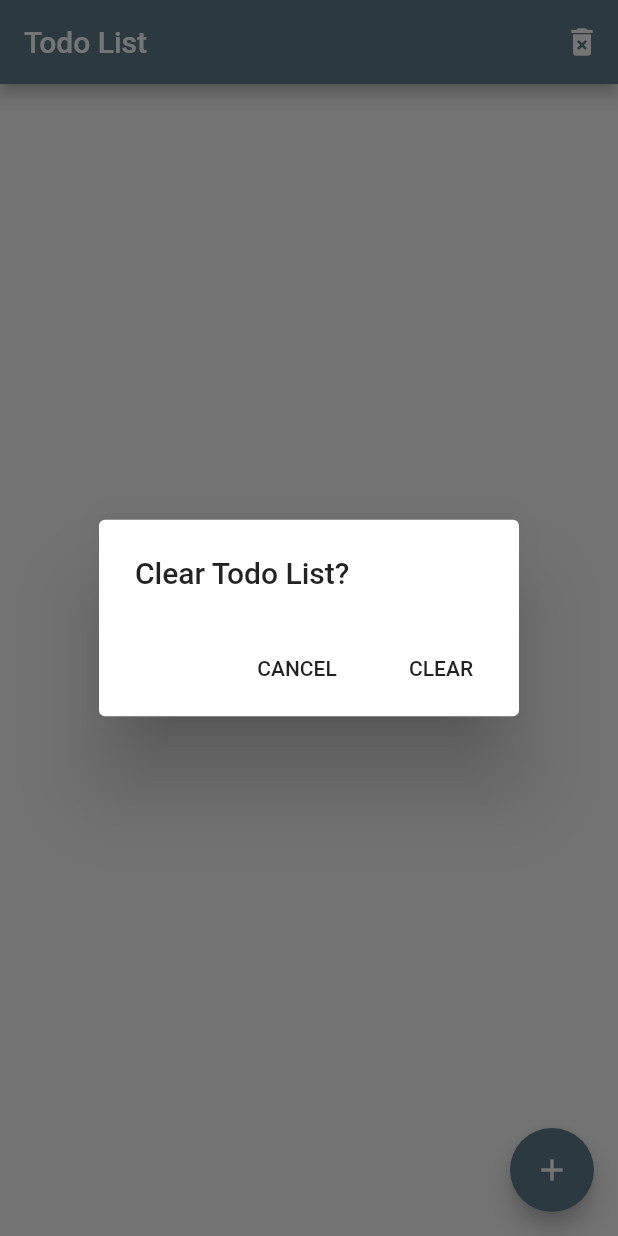
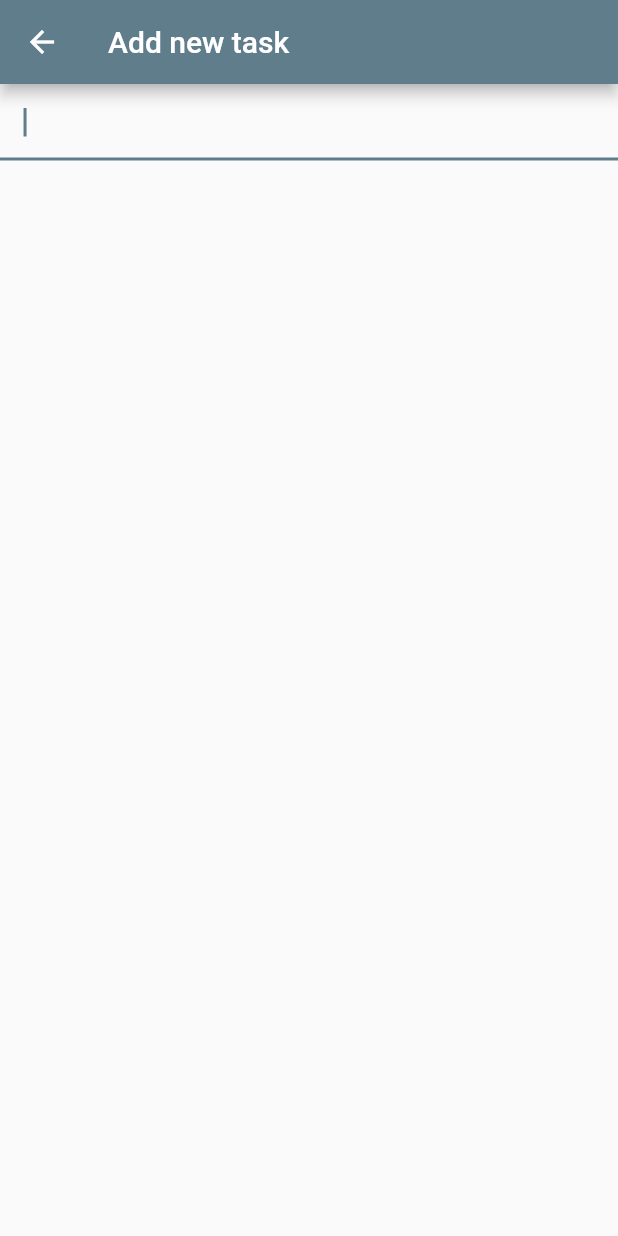
Before and after one commit to xaleza/todo-app-flutter, a Flutter app: the screen it shows after launch, after a tap on the "delete forever" icon, on a phone screen of 412 x 824 dp. Run offline on Flutter 3.47's test engine with Material 2 defaults, Android fonts, the phone set to English and light mode, and no system bars.

Commit message:
Editing tasks now possible

```diff
--- a/todo_app/lib/main.dart
+++ b/todo_app/lib/main.dart
@@ -1,4 +1,3 @@
-// Import MaterialApp and other widgets which we can use to quickly create a material app
 import 'package:flutter/material.dart';
 import 'package:todo_app/screens/dailyScreen.dart';
 
--- a/todo_app/lib/models/todoItem.dart
+++ b/todo_app/lib/models/todoItem.dart
@@ -1,3 +1,5 @@
+// A single item of the Todo list
+
 class TodoItem {
   String _body;
   bool _isDone = false;
@@ -15,4 +17,8 @@ class TodoItem {
   void markAsDone() {
     _isDone = true;
   }
+
+  void editBody(String body) {
+    _body = body;
+  }
 }
--- /dev/null
+++ b/todo_app/lib/screens/addTodoScreen.dart
@@ -0,0 +1,64 @@
+//Screen used to add tasks
+
+import 'package:flutter/material.dart';
+import 'package:todo_app/models/todoItem.dart';
+
+class AddTodoScreen extends StatefulWidget {
+  final List<TodoItem> todos;
+  final BuildContext context;
+
+  AddTodoScreen(this.todos, this.context);
+
+  @override
+  _AddTodoScreenState createState() => _AddTodoScreenState();
+}
+
+class _AddTodoScreenState extends State<AddTodoScreen> {
+  TextEditingController _addingController;
+
+  @override
+  void initState() {
+    super.initState();
+    _addingController = TextEditingController();
+  }
+
+  @override
+  void dispose() {
+    _addingController.dispose();
+    super.dispose();
+  }
+
+  TodoItem _addTodoItem(String task) {
+    if (task.length > 0) {
+      widget.todos.add(new TodoItem(task));
+    }
+  }
+
+  Widget _addTaskTextField() {
+    return TextField(
+      textCapitalization: TextCapitalization.sentences,
+      onSubmitted: (val) {
+        setState(() {
+          _addTodoItem(val);
+          Navigator.pop(widget.context, true);
+        });
+      },
+      decoration:
+          new InputDecoration(contentPadding: const EdgeInsets.all(16.0)),
+      autofocus: true,
+      controller: _addingController,
+    );
+  }
+
+  @override
+  Widget build(BuildContext context) {
+    return Scaffold(
+      appBar: AppBar(
+        title: Text("Add new task"),
+      ),
+      body: Container(
+        child: _addTaskTextField(),
+      ),
+    );
+  }
+}
--- a/todo_app/lib/screens/dailyScreen.dart
+++ b/todo_app/lib/screens/dailyScreen.dart
@@ -1,5 +1,8 @@
+//Screen with the "daily" view
+
 import 'package:flutter/material.dart';
 import 'package:todo_app/models/todoItem.dart';
+import 'package:todo_app/screens/addTodoScreen.dart';
 import 'package:todo_app/widgets/todoCard.dart';
 
 class DailyScreen extends StatefulWidget {
@@ -10,12 +13,15 @@ class DailyScreen extends StatefulWidget {
 class DailyScreenState extends State<DailyScreen> {
   List<TodoItem> _todoItems = [];
 
-  void _addTodoItem(String task) {
-    if (task.length > 0) {
-      setState(() {
-        TodoItem todo = new TodoItem(task);
-        _todoItems.add(todo);
-      });
+  //builds Add task screen
+  void _addTask() async {
+    final result = await Navigator.push(
+      context,
+      MaterialPageRoute(
+          builder: (context) => AddTodoScreen(_todoItems, context)),
+    );
+    if (result) {
+      setState(() {});
     }
   }
 
@@ -29,24 +35,6 @@ class DailyScreenState extends State<DailyScreen> {
         }
       },
     );
-  }
-
-  void _pushAddTodoScreen() {
-    // Push this page onto the stack
-    Navigator.of(context).push(new MaterialPageRoute(builder: (context) {
-      return new Scaffold(
-          appBar: new AppBar(title: new Text('Add a new task')),
-          body: new TextField(
-            autofocus: true,
-            onSubmitted: (val) {
-              _addTodoItem(val);
-              Navigator.pop(context); // Close the add todo screen
-            },
-            decoration: new InputDecoration(
-                hintText: 'Enter something to do...',
-                contentPadding: const EdgeInsets.all(16.0)),
-          ));
-    }));
   }
 
   void _removeAllTodoItem() {
@@ -88,15 +76,12 @@ class DailyScreenState extends State<DailyScreen> {
       appBar: new AppBar(
         title: new Text('Todo List'),
         actions: <Widget>[
-          IconButton(
-              icon: Icon(Icons.delete_forever),
-              onPressed: this._promptRemoveAllTodoItem)
+          IconButton(icon: Icon(Icons.delete_forever), onPressed: this._addTask)
         ],
       ),
       body: _buildTodoList(),
       floatingActionButton: new FloatingActionButton(
-          onPressed:
-              _pushAddTodoScreen, // pressing this button now opens the new screen
+          onPressed: _addTask, // pressing this button now opens the new screen
           tooltip: 'Add task',
           child: new Icon(Icons.add)),
     );
```
Also changed, not shown: todo_app/lib/screens/editTodoScreen.dart (added, +58 -0 lines), todo_app/lib/widgets/todoCard.dart (+15 -0 lines).
